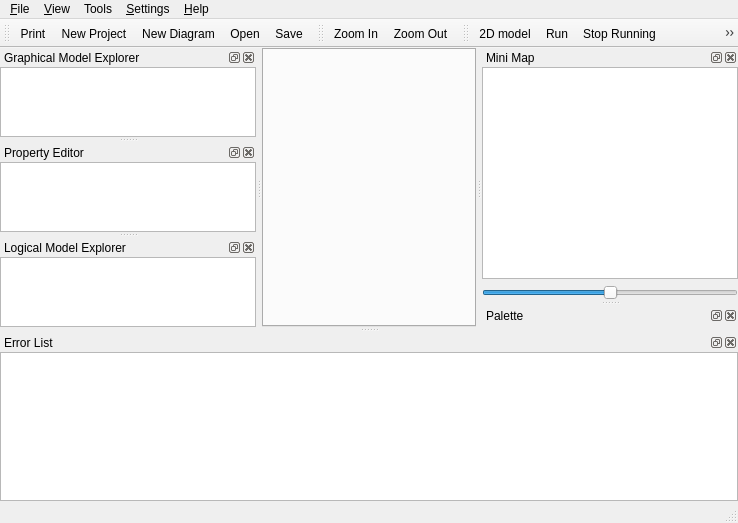
First picture: the form in qrgui/mainwindow/mainWindow.ui, repository qreal/qreal, before the edit.
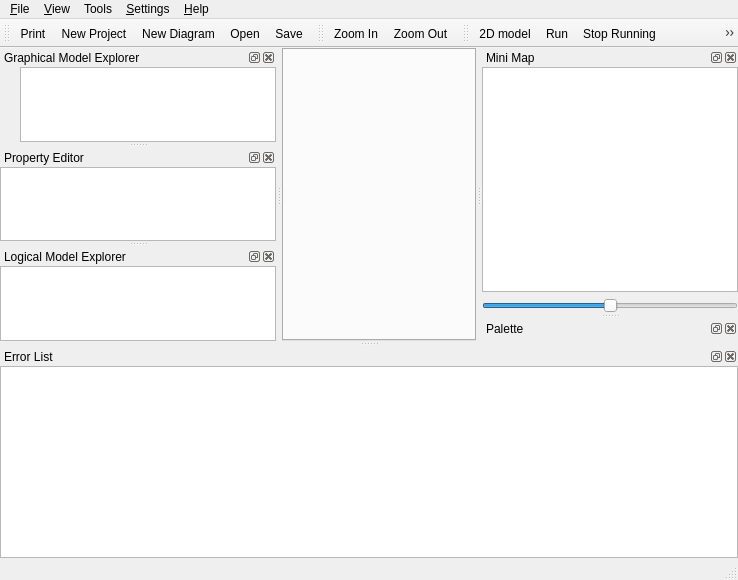
Second picture: the form after the edit. Icons and pictures are not drawn. Custom widgets are drawn as their Qt base class.

```diff
--- a/qrgui/mainwindow/mainWindow.ui
+++ b/qrgui/mainwindow/mainWindow.ui
@@ -7,7 +7,7 @@
     <x>0</x>
     <y>0</y>
     <width>738</width>
-    <height>523</height>
+    <height>580</height>
    </rect>
   </property>
   <property name="windowTitle">
@@ -198,8 +198,8 @@
    </property>
    <property name="minimumSize">
     <size>
-     <width>91</width>
-     <height>113</height>
+     <width>102</width>
+     <height>127</height>
     </size>
    </property>
    <property name="maximumSize">
@@ -237,6 +237,19 @@
    </attribute>
    <widget class="QWidget" name="graphicalModelDockWidgetContents">
     <layout class="QHBoxLayout" name="horizontalLayout">
+     <item>
+      <spacer name="verticalSpacer">
+       <property name="orientation">
+        <enum>Qt::Vertical</enum>
+       </property>
+       <property name="sizeHint" stdset="0">
+        <size>
+         <width>20</width>
+         <height>40</height>
+        </size>
+       </property>
+      </spacer>
+     </item>
      <item>
       <widget class="QTreeView" name="graphicalModelExplorer">
        <property name="contextMenuPolicy">
```
Left out of the diff: 4 changed lines with no effect on the pictures.
